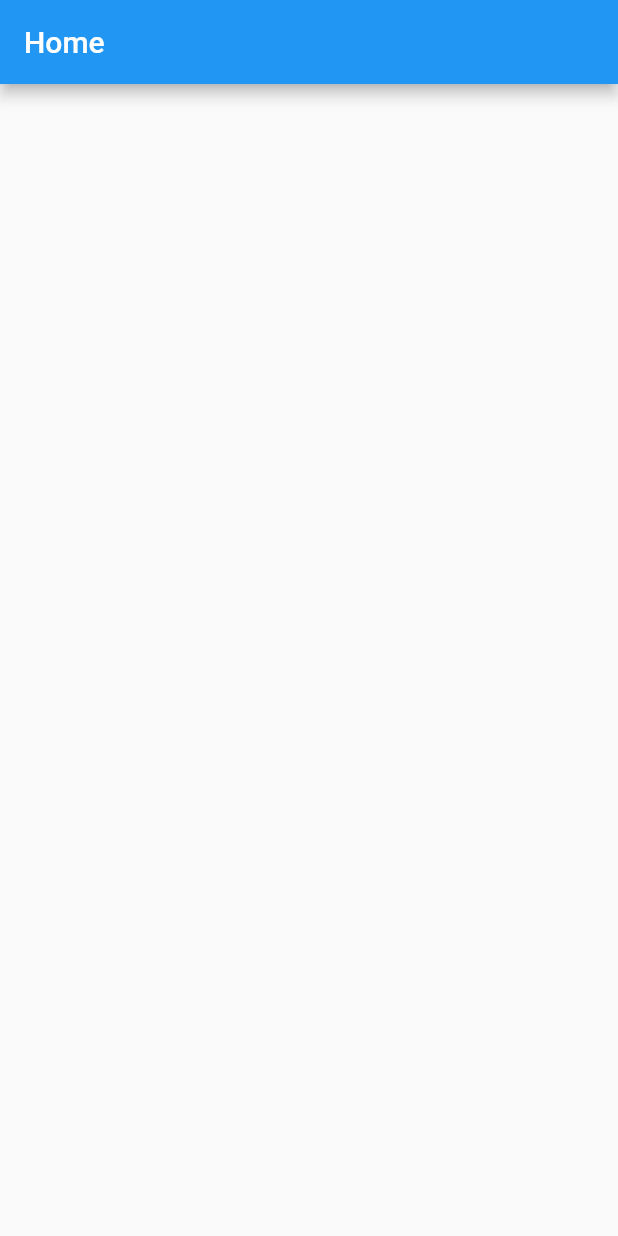
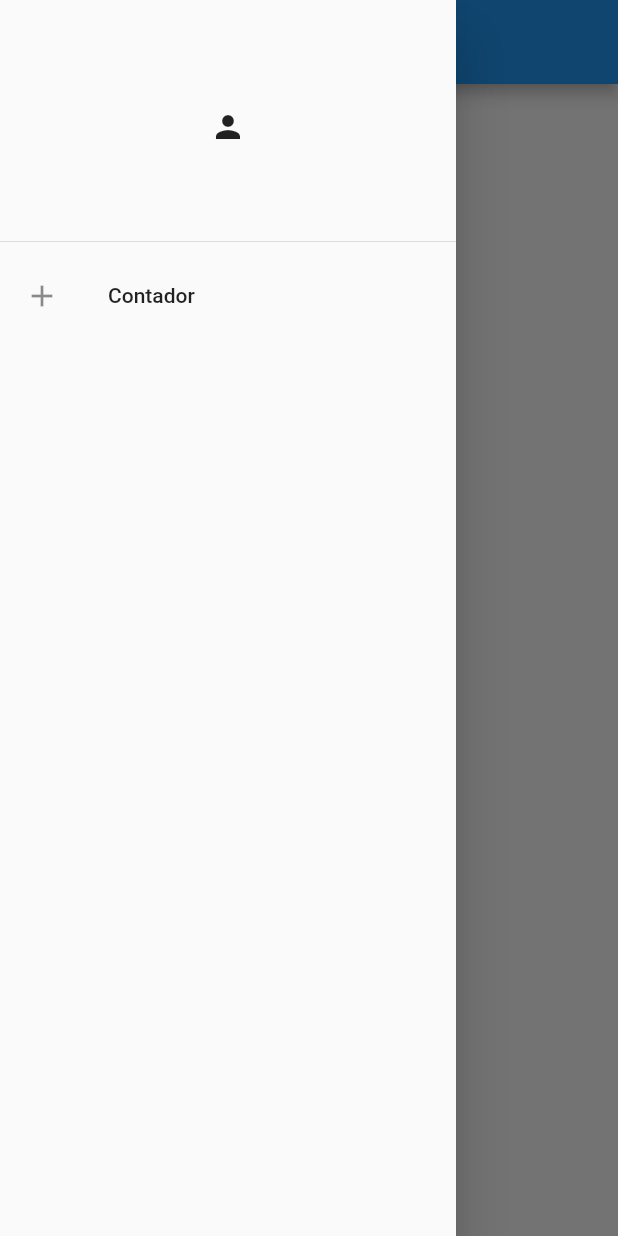
Before and after one commit to Elton-DS/Flutter_, a Flutter app: the screen it shows after launch, with the side drawer open (before the commit the screen has no drawer), on a phone screen of 412 x 824 dp. Run offline on Flutter 3.47's test engine with Material 2 defaults, Android fonts, the phone set to English and light mode, and no system bars; our stand-ins replace get.

Commit message:
atualizaçao

```diff
--- /dev/null
+++ b/lib/app/pages/contador.dart
@@ -0,0 +1,12 @@
+import 'package:flutter/material.dart';
+
+class Contador extends StatelessWidget {
+  @override
+  Widget build(BuildContext context) {
+    return Scaffold(
+      appBar: AppBar(
+        title: Text( 'Contador'),
+      ),
+    );
+  }
+}
--- a/lib/app/pages/home_page.dart
+++ b/lib/app/pages/home_page.dart
@@ -1,4 +1,5 @@
 import 'package:flutter/material.dart';
+import 'package:get/get.dart';
 
 class Home extends StatelessWidget {
   @override
@@ -7,6 +8,21 @@ class Home extends StatelessWidget {
       appBar: AppBar(
         title: Text('Home'),
       ),
+      drawer: Drawer(
+        child: ListView(
+          children: [
+            DrawerHeader(child:Icon(Icons.person)),
+            ListTile(
+              title: Text('Contador'),
+              leading: Icon(Icons.add),
+              onTap: (){
+                //Rota para próxima página
+                Get.toNamed('/contador');
+              },
+            ),
+          ],
+        ),
+      ),
     );
   }
 }
--- a/pubspec.yaml
+++ b/pubspec.yaml
@@ -28,6 +28,7 @@ dependencies:
   # The following adds the Cupertino Icons font to your application.
   # Use with the CupertinoIcons class for iOS style icons.
   cupertino_icons: ^1.0.0
+  get:
 
 dev_dependencies:
   flutter_test:
```
Also changed, not shown: lib/main.dart (+8 -2 lines), pubspec.lock, 1 other file.
